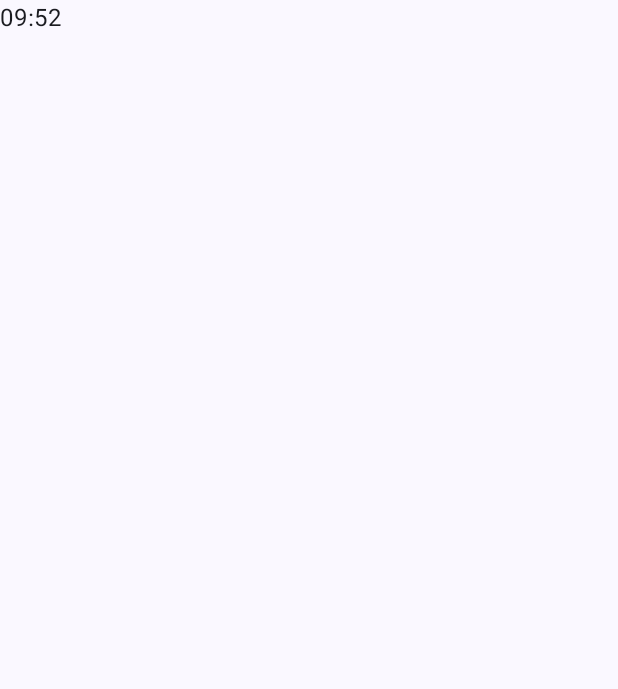
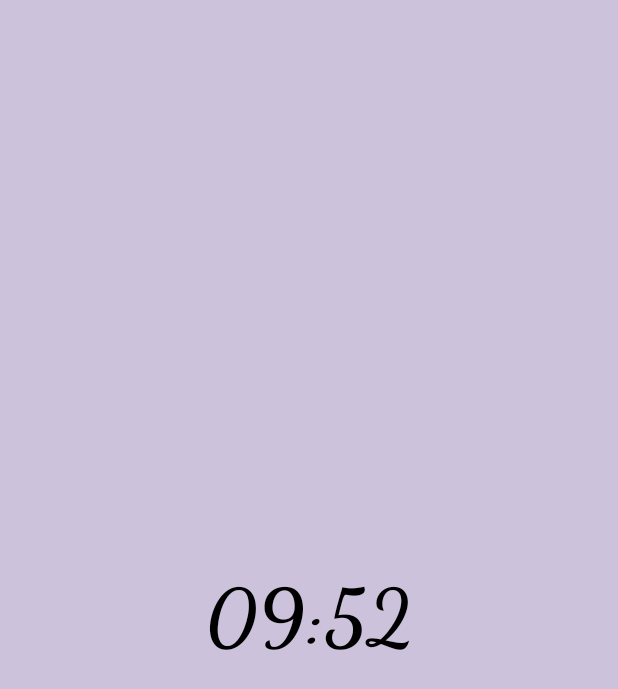
Before and after one commit to GraemeRG/MSG_PomoTimer, an Android app built with Jetpack Compose: the screen it shows after launch (MainActivity), on a phone screen of 412 x 824 dp. Before the commit the part shown is almost empty. Shown: the top 689 px of the screen. Run offline under Robolectric (Android 15) with nearby library versions, the phone set to English and light mode, and no system bars; our stand-ins replace livedata-compose.

Commit message:
Added a fancy font

```diff
--- a/app/src/main/java/com/mobilesummergames/pomotimer1/MainActivity.kt
+++ b/app/src/main/java/com/mobilesummergames/pomotimer1/MainActivity.kt
@@ -1,26 +1,28 @@
 package com.mobilesummergames.pomotimer1
 
 import android.os.Bundle
-import android.os.CountDownTimer
-import android.util.Log
 import androidx.activity.ComponentActivity
 import androidx.activity.compose.setContent
+import androidx.compose.foundation.layout.Arrangement
+import androidx.compose.foundation.layout.Column
 import androidx.compose.foundation.layout.fillMaxSize
 import androidx.compose.material3.MaterialTheme
 import androidx.compose.material3.Surface
 import androidx.compose.material3.Text
 import androidx.compose.runtime.Composable
 import androidx.compose.runtime.livedata.observeAsState
+import androidx.compose.ui.Alignment
 import androidx.compose.ui.Modifier
+import androidx.compose.ui.text.font.FontWeight
 import androidx.compose.ui.tooling.preview.Preview
-import androidx.lifecycle.MutableLiveData
-import androidx.lifecycle.ViewModel
-import com.mobilesummergames.pomotimer1.TimerState.*
+import androidx.compose.ui.unit.sp
 import com.mobilesummergames.pomotimer1.ui.theme.PomoTimer1Theme
+import com.mobilesummergames.pomotimer1.ui.theme.PurpleGrey80
+import com.mobilesummergames.pomotimer1.ui.theme.dancingScript
 import org.koin.androidx.viewmodel.ext.android.viewModel
 
 class MainActivity : ComponentActivity() {
-    val timerViewModel: TimerViewModel by viewModel()
+    private val timerViewModel: TimerViewModel by viewModel()
 
     override fun onCreate(savedInstanceState: Bundle?) {
         super.onCreate(savedInstanceState)
@@ -29,9 +31,14 @@ class MainActivity : ComponentActivity() {
                 // A surface container using the 'background' color from the theme
                 Surface(
                     modifier = Modifier.fillMaxSize(),
-                    color = MaterialTheme.colorScheme.background
+                    color = PurpleGrey80
                 ) {
-                    MainTimer(timerViewModel)
+                    Column(
+                        verticalArrangement = Arrangement.Center,
+                        horizontalAlignment = Alignment.CenterHorizontally
+                    ) {
+                        MainTimer(timerViewModel)
+                    }
                 }
             }
         }
@@ -44,67 +51,10 @@ class MainActivity : ComponentActivity() {
     }
 }
 
-class TimerViewModel : ViewModel() {
-    lateinit var timer: CountDownTimer
-    var timerLength = 600L
-    var timerState: TimerState = STOPPED
-    var secondsRemaining = 0L
-    val timeRemainingOutput = MutableLiveData<String>()
-
-    fun initTimer() {
-        timerState = RUNNING
-        timer = object : CountDownTimer(timerLength * secondInMills, secondInMills) {
-            override fun onTick(timeRemaining: Long) {
-                secondsRemaining = timeRemaining / secondInMills
-                val minutesInSecondsRemaining = secondsRemaining / 60
-                val secondsInMinuteRemaining = secondsRemaining - minutesInSecondsRemaining * 60
-                val asStringValues = Pair(
-                    formatForDisplay(minutesInSecondsRemaining),
-                    formatForDisplay(secondsInMinuteRemaining)
-                )
-                timeRemainingOutput.postValue("${asStringValues.first}:${asStringValues.second}")
-
-                Log.d("LISTEN!", "Seconds Remaining: $secondsRemaining")
-            }
-
-            override fun onFinish() {
-                Log.d("LISTEN!", "FINISHED!")
-            }
-        }
-    }
-
-    private fun formatForDisplay(timeValue: Long): String {
-        val asString = timeValue.toString()
-        return if (asString.length < 2) "0$asString" else asString
-    }
-
-    fun startTimer() {
-        timer.start()
-    }
-
-    private fun stopTimer() {
-        timer.cancel()
-        timerState = TimerState.STOPPED
-    }
-
-    private fun pauseTimer() {
-        timer.cancel()
-        timerState = TimerState.PAUSED
-    }
-
-    companion object {
-        private const val secondInMills = 1000L
-    }
-}
-
-enum class TimerState {
-    STOPPED, PAUSED, RUNNING
-}
-
 @Composable
-fun MainTimer(viewModel: TimerViewModel) {
+fun MainTimer(viewModel: TimerViewModel, modifier: Modifier = Modifier) {
     val timeRemaining = viewModel.timeRemainingOutput.observeAsState()
-    Text(text = "${timeRemaining.value}")
+    Text(text = "${timeRemaining.value}", fontSize = 52.sp, fontFamily = dancingScript, fontWeight = FontWeight.Bold)
 }
 
 @Preview(showBackground = true)
--- /dev/null
+++ b/app/src/main/java/com/mobilesummergames/pomotimer1/TimerState.kt
@@ -0,0 +1,5 @@
+package com.mobilesummergames.pomotimer1
+
+enum class TimerState {
+    STOPPED, PAUSED, RUNNING
+}
--- /dev/null
+++ b/app/src/main/java/com/mobilesummergames/pomotimer1/TimerViewModel.kt
@@ -0,0 +1,59 @@
+package com.mobilesummergames.pomotimer1
+
+import android.os.CountDownTimer
+import android.util.Log
+import androidx.lifecycle.MutableLiveData
+import androidx.lifecycle.ViewModel
+
+class TimerViewModel : ViewModel() {
+    lateinit var timer: CountDownTimer
+    var timerLength = 600L
+    var timerState: TimerState = TimerState.STOPPED
+    var secondsRemaining = 0L
+    val timeRemainingOutput = MutableLiveData<String>()
+
+    fun initTimer() {
+        timerState = TimerState.RUNNING
+        timer = object : CountDownTimer(timerLength * secondInMills, secondInMills) {
+            override fun onTick(timeRemaining: Long) {
+                secondsRemaining = timeRemaining / secondInMills
+                val minutesInSecondsRemaining = secondsRemaining / 60
+                val secondsInMinuteRemaining = secondsRemaining - minutesInSecondsRemaining * 60
+                val asStringValues = Pair(
+                    formatForDisplay(minutesInSecondsRemaining),
+                    formatForDisplay(secondsInMinuteRemaining)
+                )
+                timeRemainingOutput.postValue("${asStringValues.first}:${asStringValues.second}")
+
+                Log.d("LISTEN!", "Seconds Remaining: $secondsRemaining")
+            }
+
+            override fun onFinish() {
+                Log.d("LISTEN!", "FINISHED!")
+            }
+        }
+    }
+
+    private fun formatForDisplay(timeValue: Long): String {
+        val asString = timeValue.toString()
+        return if (asString.length < 2) "0$asString" else asString
+    }
+
+    fun startTimer() {
+        timer.start()
+    }
+
+    private fun stopTimer() {
+        timer.cancel()
+        timerState = TimerState.STOPPED
+    }
+
+    private fun pauseTimer() {
+        timer.cancel()
+        timerState = TimerState.PAUSED
+    }
+
+    companion object {
+        private const val secondInMills = 1000L
+    }
+}
--- /dev/null
+++ b/app/src/main/java/com/mobilesummergames/pomotimer1/ui/theme/Font.kt
@@ -0,0 +1,13 @@
+package com.mobilesummergames.pomotimer1.ui.theme
+
+import androidx.compose.ui.text.font.Font
+import androidx.compose.ui.text.font.FontFamily
+import androidx.compose.ui.text.font.FontWeight
+import com.mobilesummergames.pomotimer1.R
+
+val dancingScript = FontFamily(
+    Font(R.font.dancingscript_regular),
+    Font(R.font.dancingscript_bold, weight = FontWeight.Bold),
+    Font(R.font.dancingscript_semibold, weight = FontWeight.SemiBold),
+    Font(R.font.dancingscript_medium, weight = FontWeight.Medium)
+)
```
Also changed, not shown: app/src/main/res/font/dancingscript_bold.ttf (added), app/src/main/res/font/dancingscript_medium.ttf (added), app/src/main/res/font/dancingscript_regular.ttf (added), app/src/main/res/font/dancingscript_semibold.ttf (added).
